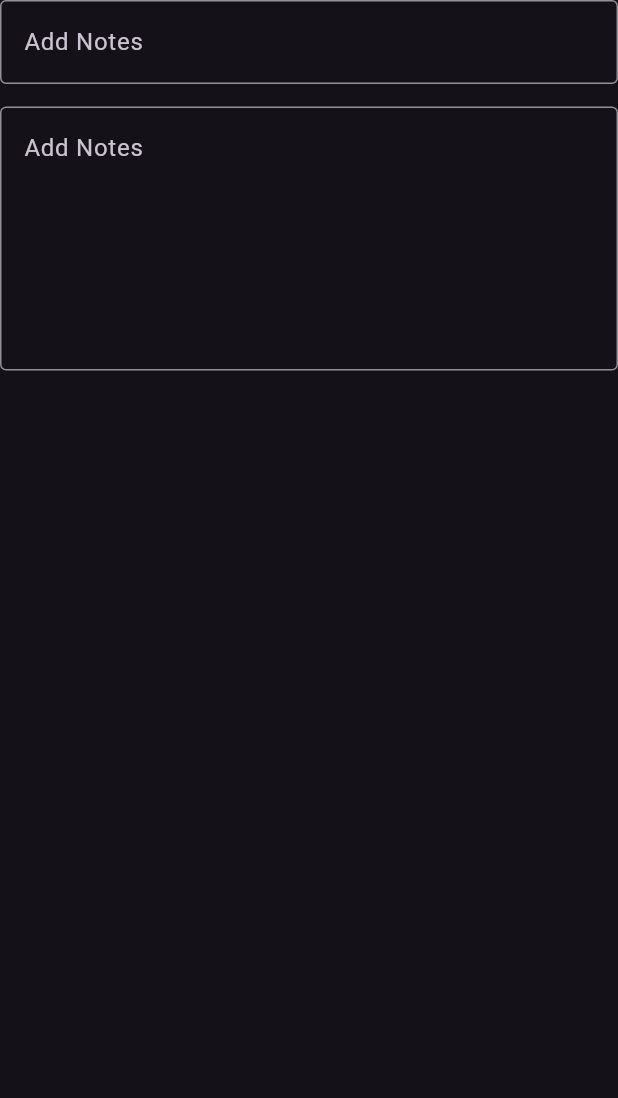
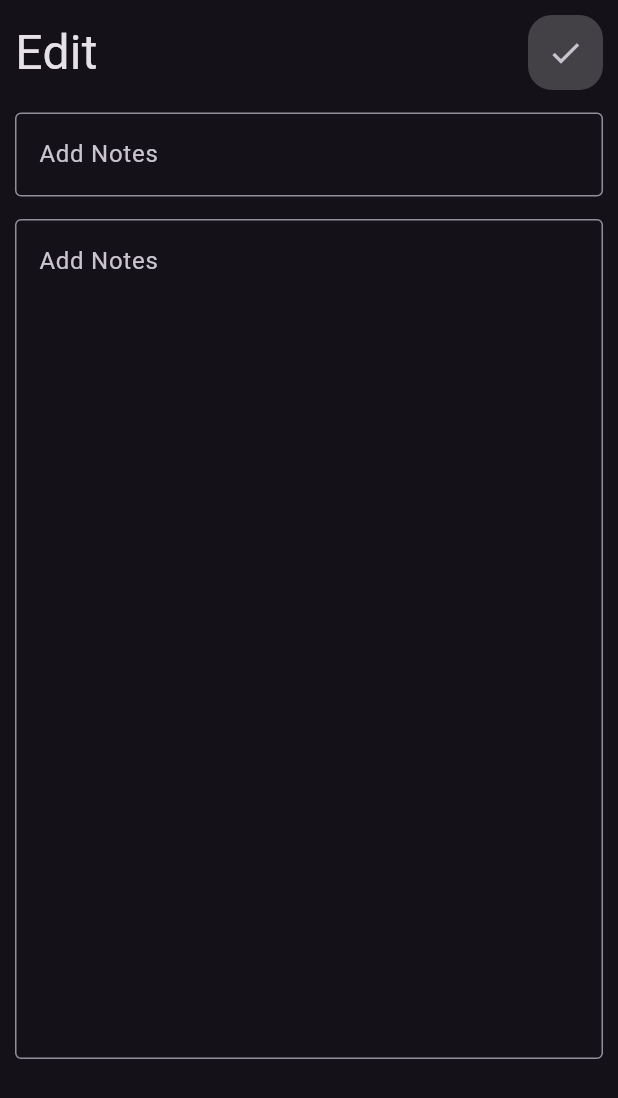
Before and after one commit to enasghanem/Notes2_App, a Flutter app: the screen it shows after launch, after a tap on "Flutter Tips", on a phone screen of 412 x 824 dp. Shown: the top 1098 px of the screen. Run offline on Flutter 3.47's test engine with Material 3 defaults, Android fonts, the phone set to English and light mode, and no system bars.

```diff
--- a/lib/Screens/HomePage.dart
+++ b/lib/Screens/HomePage.dart
@@ -15,7 +15,7 @@ class HomePage extends StatelessWidget {
           showModalBottomSheet(
               context: context,
               builder: (context) {
-                return AddNotes();
+                return const AddNotes();
               });
         },
         child: Icon(
--- a/lib/Screens/NotesADdPage.dart
+++ b/lib/Screens/NotesADdPage.dart
@@ -1,4 +1,5 @@
 import 'package:flutter/material.dart';
+import 'package:notes_app/widgets/CustomAppBar.dart';
 import 'package:notes_app/widgets/CustomTextFeild.dart';
 
 class NewNotes extends StatelessWidget {
@@ -7,14 +8,24 @@ class NewNotes extends StatelessWidget {
   @override
   Widget build(BuildContext context) {
     return Scaffold(
-      body: Column(
-        children: [
-          CustomTextFeild(text: 'Add Notes', maxline: 2, minline: 1),
-          SizedBox(
-            height: 15,
-          ),
-          CustomTextFeild(text: 'Add Notes', maxline: 10, minline: 6),
-        ],
+      body: Padding(
+        padding: const EdgeInsets.all(10),
+        child: ListView(
+          children: [
+            const CustomAppBar(
+              text: 'Edit',
+              icon: Icon(Icons.check),
+            ),
+            const SizedBox(
+              height: 15,
+            ),
+            CustomTextFeild(text: 'Add Notes', maxline: 2, minline: 1),
+            const SizedBox(
+              height: 15,
+            ),
+            CustomTextFeild(text: 'Add Notes', maxline: 50, minline: 22),
+          ],
+        ),
       ),
     );
   }
--- /dev/null
+++ b/lib/widgets/CustomAppBar.dart
@@ -0,0 +1,34 @@
+import 'package:flutter/material.dart';
+
+class CustomAppBar extends StatelessWidget {
+  const CustomAppBar({
+    super.key,
+    required this.text,
+    required this.icon,
+  });
+  final String text;
+  final Icon icon;
+  @override
+  Widget build(BuildContext context) {
+    return Row(
+      children: [
+        Text(
+          text,
+          style: const TextStyle(
+            fontSize: 32,
+          ),
+        ),
+        const Spacer(),
+        Container(
+          height: 50,
+          width: 50,
+          decoration: BoxDecoration(
+            borderRadius: BorderRadius.circular(16),
+            color: Colors.white.withOpacity(0.2),
+          ),
+          child: IconButton(onPressed: () {}, icon: icon),
+        )
+      ],
+    );
+  }
+}
--- a/lib/widgets/HomeWidget.dart
+++ b/lib/widgets/HomeWidget.dart
@@ -1,4 +1,5 @@
 import 'package:flutter/material.dart';
+import 'package:notes_app/widgets/CustomAppBar.dart';
 import 'package:notes_app/widgets/Notes.dart';
 
 class HomeWidget extends StatelessWidget {
@@ -10,31 +11,11 @@ class HomeWidget extends StatelessWidget {
       padding: const EdgeInsets.all(16),
       child: Column(
         children: [
-          Row(
-            children: [
-              const Text(
-                'Notes',
-                style: TextStyle(
-                  fontSize: 32,
-                ),
-              ),
-              const Spacer(),
-              Container(
-                height: 50,
-                width: 50,
-                decoration: BoxDecoration(
-                  borderRadius: BorderRadius.circular(16),
-                  color: Colors.white.withOpacity(0.2),
-                ),
-                child: IconButton(
-                    onPressed: () {},
-                    icon: const Icon(
-                      Icons.search,
-                    )),
-              )
-            ],
+          const CustomAppBar(
+            text: 'Notes',
+            icon: Icon(Icons.search),
           ),
-          SizedBox(
+          const SizedBox(
             height: 15,
           ),
           Expanded(
```
Also changed, not shown: lib/Models/NotesModels.dart (added, +12 -0 lines), lib/widgets/AddNotes.dart (+8 -3 lines).
